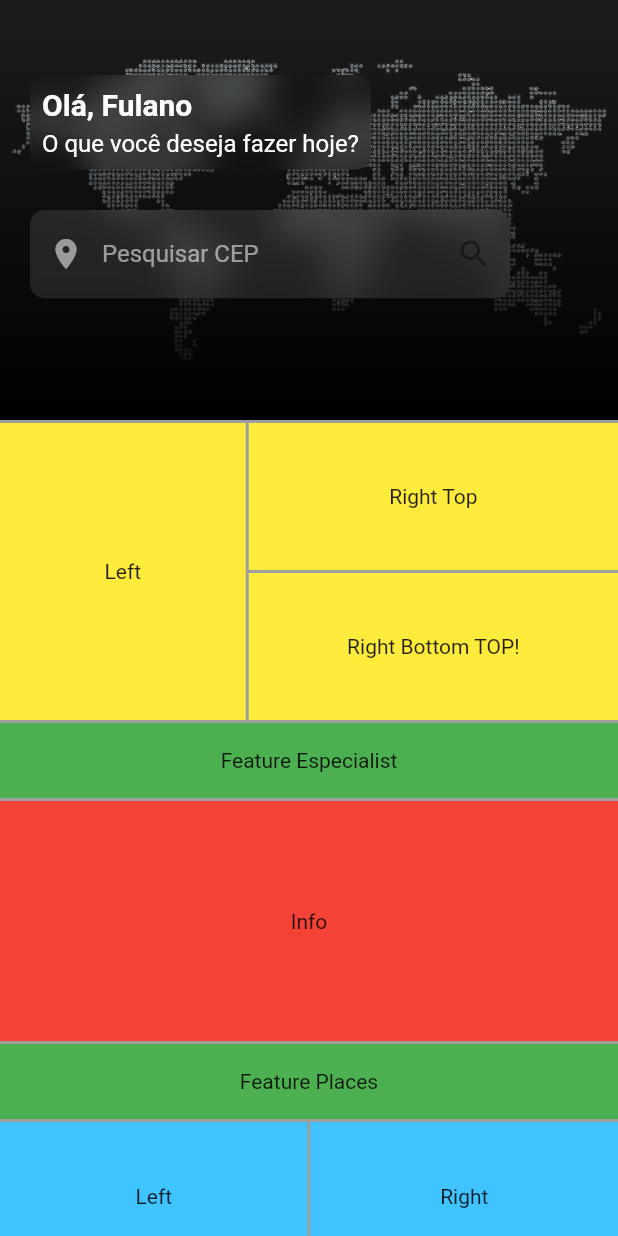
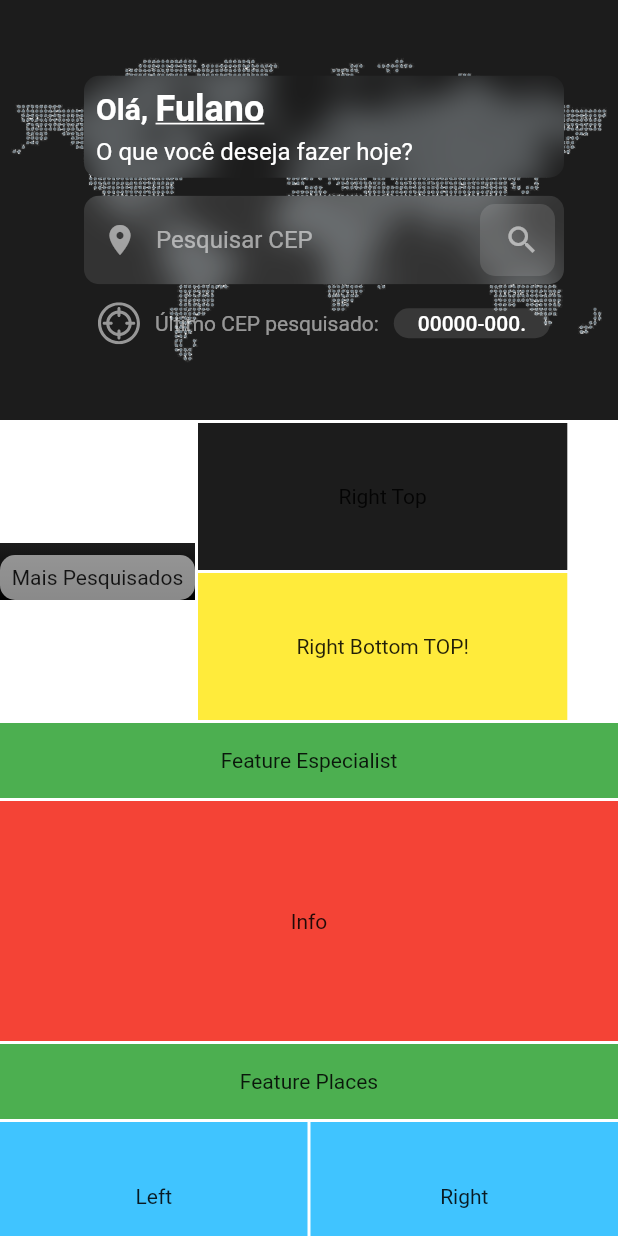
Before and after one commit to iamdiosilva/konsi-challenge-flutter, a Flutter app: the screen it shows after launch, on a phone screen of 412 x 824 dp. Run offline on Flutter 3.47's test engine with Material 2 defaults, Android fonts, the phone set to English and light mode, and no system bars; our stand-ins replace flutter_svg.

Commit message:
:white_check_mark: feat: Header Component

```diff
--- /dev/null
+++ b/lib/core/dictionary/lang_pt_br.dart
@@ -0,0 +1,11 @@
+class LangPTBR {
+  //title header info
+  static const String titleGreetings = 'Olá, ';
+  static const String subtitle = 'O que você deseja fazer hoje?';
+
+  //searchbar header component
+  static const String searchBarLabel = 'Pesquisar CEP';
+
+  //last search info header component
+  static const String lastSearchInfo = 'Último CEP pesquisado:';
+}
--- a/lib/core/theme/app_colors.dart
+++ b/lib/core/theme/app_colors.dart
@@ -5,7 +5,7 @@ class AppColors {
 
   // ignore: unnecessary_const
   static const MaterialColor mainColorTheme =
-      const MaterialColor(0xFFcccccc, <int, Color>{
+      MaterialColor(0xFFcccccc, <int, Color>{
     50: Color(0xFFcccccc),
     100: Color(0xFFcccccc),
     200: Color(0xFFcccccc),
--- /dev/null
+++ b/lib/core/theme/app_typograph.dart
@@ -0,0 +1,18 @@
+import 'package:flutter/material.dart';
+
+class AppTypograph {
+  static TextStyle nameTitle = const TextStyle(
+    color: Colors.white,
+    fontSize: 24,
+    fontWeight: FontWeight.bold,
+    decoration: TextDecoration.underline,
+  );
+
+  static TextStyle subTitle = const TextStyle(
+    color: Colors.white,
+    fontSize: 16,
+  );
+
+  static TextStyle lastSearchCEP = const TextStyle(color: Colors.white);
+  static TextStyle lastSearchInfo = const TextStyle(color: Colors.white54);
+}
--- a/lib/views/home_page/components/bottom_info_components/bottom_info_component.dart
+++ b/lib/views/home_page/components/bottom_info_components/bottom_info_component.dart
@@ -15,7 +15,7 @@ class BottomInfoComponent extends StatelessWidget {
               padding: const EdgeInsets.only(top: 1, right: 1),
               child: Container(
                 color: Colors.lightBlueAccent,
-                child: Center(child: Text('Left')),
+                child: const Center(child: Text('Left')),
               ),
             ),
           ),
@@ -25,7 +25,7 @@ class BottomInfoComponent extends StatelessWidget {
               padding: const EdgeInsets.only(top: 1, left: 1),
               child: Container(
                 color: Colors.lightBlueAccent,
-                child: Center(child: Text('Right')),
+                child: const Center(child: Text('Right')),
               ),
             ),
           ),
--- /dev/null
+++ b/lib/views/home_page/components/header_components/components/last_search_info.dart
@@ -0,0 +1,48 @@
+import 'package:flutter/material.dart';
+import 'package:flutter_svg/svg.dart';
+
+import '../../../../../core/dictionary/lang_pt_br.dart';
+import '../../../../../core/theme/app_typograph.dart';
+
+class LastSearchInfo extends StatelessWidget {
+  const LastSearchInfo({super.key});
+
+  @override
+  Widget build(BuildContext context) {
+    return Wrap(
+      alignment: WrapAlignment.center,
+      crossAxisAlignment: WrapCrossAlignment.center,
+      children: [
+        SvgPicture.asset(
+          'assets/icons/svg/aim.svg',
+          height: 28,
+          width: 28,
+          color: Colors.white54,
+        ),
+        const SizedBox(width: 10),
+        Text(
+          LangPTBR.lastSearchInfo,
+          style: AppTypograph.lastSearchInfo,
+        ),
+        const SizedBox(width: 10),
+        SizedBox(
+          height: 20,
+          child: ElevatedButton(
+            onPressed: () {},
+            style: ElevatedButton.styleFrom(
+              backgroundColor: Colors.white12,
+              elevation: 0,
+              shape: RoundedRectangleBorder(
+                borderRadius: BorderRadius.circular(10),
+              ),
+            ),
+            child: Text(
+              '00000-000.',
+              style: AppTypograph.lastSearchCEP,
+            ),
+          ),
+        ),
+      ],
+    );
+  }
+}
--- a/lib/views/home_page/components/header_components/components/search_bar.dart
+++ b/lib/views/home_page/components/header_components/components/search_bar.dart
@@ -1,6 +1,9 @@
 import 'dart:ui';
 
 import 'package:flutter/material.dart';
+
+import '../../../../../core/dictionary/lang_pt_br.dart';
+import 'search_button.dart';
 
 class SearchBar extends StatelessWidget {
   const SearchBar({super.key});
@@ -19,10 +22,19 @@ class SearchBar extends StatelessWidget {
               decoration: const InputDecoration(
                 filled: true,
                 fillColor: Colors.white10,
-                label: Text('Pesquisar CEP'),
+                label: Text(LangPTBR.searchBarLabel),
                 labelStyle: TextStyle(color: Colors.white54),
-                prefixIcon: Icon(Icons.location_on, color: Colors.white54),
-                suffixIcon: Icon(Icons.search),
+                prefixIcon: Icon(
+                  Icons.location_on,
+                  color: Colors.white54,
+                ),
+                suffixIcon: Padding(
+                  padding: EdgeInsets.only(right: 6),
+                  child: SizedBox(
+                    width: 50,
+                    child: SearchButton(),
+                  ),
+                ),
                 border: InputBorder.none,
               ),
             ),
--- /dev/null
+++ b/lib/views/home_page/components/header_components/components/search_button.dart
@@ -0,0 +1,25 @@
+import 'package:flutter/material.dart';
+
+class SearchButton extends StatelessWidget {
+  const SearchButton({super.key});
+
+  @override
+  Widget build(BuildContext context) {
+    return ElevatedButton(
+      style: ElevatedButton.styleFrom(
+        backgroundColor: Colors.white12,
+        elevation: 0,
+        shape: RoundedRectangleBorder(
+          borderRadius: BorderRadius.circular(10),
+        ),
+      ),
+      child: const Icon(
+        Icons.search,
+        color: Colors.white54,
+      ),
+      onPressed: () {
+        print('Pesquisar');
+      },
+    );
+  }
+}
--- a/lib/views/home_page/components/header_components/components/title_header_info.dart
+++ b/lib/views/home_page/components/header_components/components/title_header_info.dart
@@ -1,6 +1,9 @@
 import 'dart:ui';
 
 import 'package:flutter/material.dart';
+
+import '../../../../../core/dictionary/lang_pt_br.dart';
+import '../../../../../core/theme/app_typograph.dart';
 
 class TitleHeaderInfo extends StatelessWidget {
   final String name;
@@ -8,7 +11,9 @@ class TitleHeaderInfo extends StatelessWidget {
 
   @override
   Widget build(BuildContext context) {
-    return ClipRRect(
+    return SizedBox(
+      width: 320,
+      child: ClipRRect(
         borderRadius: BorderRadius.circular(10),
         child: BackdropFilter(
           filter: ImageFilter.blur(sigmaX: 10.0, sigmaY: 10.0),
@@ -17,23 +22,29 @@ class TitleHeaderInfo extends StatelessWidget {
             child: Column(
               crossAxisAlignment: CrossAxisAlignment.start,
               children: [
-              Text(
-                'Olá, $name',
-                style: const TextStyle(
+                Row(
+                  children: [
+                    const Text(
+                      LangPTBR.titleGreetings,
+                      style: TextStyle(
                         color: Colors.white,
                         fontSize: 20,
                         fontWeight: FontWeight.bold,
                       ),
                     ),
-              const SizedBox(height: 5),
-              const Text(
-                'O que você deseja fazer hoje?',
-                style: TextStyle(
-                  color: Colors.white,
-                  fontSize: 16,
-                ),
+                    Text(
+                      name,
+                      style: AppTypograph.nameTitle,
                     ),
                   ],
+                ),
+                const SizedBox(height: 5),
+                Text(
+                  LangPTBR.subtitle,
+                  style: AppTypograph.subTitle,
+                ),
+              ],
+            ),
           ),
         ),
       ),
--- a/lib/views/home_page/components/header_components/header_component.dart
+++ b/lib/views/home_page/components/header_components/header_component.dart
@@ -2,6 +2,7 @@ import 'package:flutter/material.dart';
 
 import '../../../../core/theme/app_colors.dart';
 import '../../../../core/theme/app_images.dart';
+import 'components/last_search_info.dart';
 import 'components/search_bar.dart';
 import 'components/title_header_info.dart';
 
@@ -12,7 +13,9 @@ class HeaderComponent extends StatelessWidget {
   @override
   Widget build(BuildContext context) {
     final size = MediaQuery.of(context).size;
-    return Padding(
+    return FittedBox(
+      fit: BoxFit.contain,
+      child: Padding(
         padding: const EdgeInsets.only(bottom: 1),
         child: Container(
           height: 280,
@@ -24,33 +27,20 @@ class HeaderComponent extends StatelessWidget {
               fit: BoxFit.contain,
             ),
           ),
-        child: Stack(
+          child: Padding(
+            padding: const EdgeInsets.only(left: 20),
+            child: Column(
+              crossAxisAlignment: CrossAxisAlignment.center,
+              mainAxisAlignment: MainAxisAlignment.center,
               children: [
-            Container(
-              height: 280,
-              width: size.width,
-              decoration: const BoxDecoration(
-                gradient: LinearGradient(
-                  begin: Alignment.topCenter,
-                  end: Alignment.bottomCenter,
-                  colors: [
-                    Colors.transparent,
-                    Colors.black,
+                TitleHeaderInfo(name: name),
+                const SizedBox(height: 12),
+                const SearchBar(),
+                const SizedBox(height: 12),
+                const LastSearchInfo(),
               ],
             ),
           ),
-            ),
-            Positioned(
-              top: 50,
-              left: 20,
-              child: TitleHeaderInfo(name: name),
-            ),
-            const Positioned(
-              top: 140,
-              left: 20,
-              child: SearchBar(),
-            ),
-          ],
         ),
       ),
     );
--- /dev/null
+++ b/lib/views/home_page/components/top_mid_components/components/more_researched.dart
@@ -0,0 +1,52 @@
+import 'package:flutter/material.dart';
+
+import '../../../../../core/theme/app_colors.dart';
+
+class MoreResearched extends StatelessWidget {
+  const MoreResearched({super.key});
+
+  @override
+  Widget build(BuildContext context) {
+    return Flexible(
+      flex: 40,
+      child: Padding(
+        padding: const EdgeInsets.only(right: 1, bottom: 1, top: 1),
+        child: FittedBox(
+          fit: BoxFit.fitHeight,
+          child: Container(
+            decoration: BoxDecoration(
+              gradient: LinearGradient(
+                begin: Alignment.topCenter,
+                end: Alignment.bottomCenter,
+                colors: [
+                  AppColors.primaryColor,
+                  Colors.black,
+                ],
+              ),
+            ),
+            child: Center(
+              child: Column(
+                children: [
+                  Padding(
+                    padding: const EdgeInsets.only(top: 8),
+                    child: Container(
+                      height: 30,
+                      width: 130,
+                      child: const Center(
+                        child: const Text('Mais Pesquisados'),
+                      ),
+                      decoration: BoxDecoration(
+                        borderRadius: BorderRadius.circular(10),
+                        color: Colors.white54,
+                      ),
+                    ),
+                  ),
+                ],
+              ),
+            ),
+          ),
+        ),
+      ),
+    );
+  }
+}
--- a/lib/views/home_page/components/top_mid_components/top_mid_component.dart
+++ b/lib/views/home_page/components/top_mid_components/top_mid_component.dart
@@ -1,4 +1,7 @@
 import 'package:flutter/material.dart';
+
+import '../../../../core/theme/app_colors.dart';
+import 'components/more_researched.dart';
 
 class TopMidComponent extends StatelessWidget {
   const TopMidComponent({super.key});
@@ -9,16 +12,7 @@ class TopMidComponent extends StatelessWidget {
       height: 200,
       child: Row(
         children: [
-          Flexible(
-            flex: 40,
-            child: Padding(
-              padding: const EdgeInsets.only(right: 1, bottom: 1, top: 1),
-              child: Container(
-                color: Colors.yellow,
-                child: const Center(child: Text('Left')),
-              ),
-            ),
-          ),
+          const MoreResearched(),
           Flexible(
             flex: 60,
             child: Column(
@@ -28,7 +22,7 @@ class TopMidComponent extends StatelessWidget {
                   child: Padding(
                     padding: const EdgeInsets.only(left: 1, bottom: 1, top: 1),
                     child: Container(
-                      color: Colors.yellow,
+                      color: AppColors.primaryColor,
                       child: const Center(child: Text('Right Top')),
                     ),
                   ),
--- a/lib/views/home_page/home_page.dart
+++ b/lib/views/home_page/home_page.dart
@@ -13,7 +13,7 @@ class HomePage extends StatelessWidget {
   @override
   Widget build(BuildContext context) {
     return Scaffold(
-      backgroundColor: Colors.grey,
+      backgroundColor: Colors.white,
       body: SingleChildScrollView(
         child: Column(
           children: const [
--- a/pubspec.yaml
+++ b/pubspec.yaml
@@ -37,6 +37,7 @@ dependencies:
 
   #external packages
   google_fonts: ^3.0.1
+  flutter_svg: ^1.1.5
 
 dev_dependencies:
   flutter_test:
@@ -63,6 +64,7 @@ flutter:
   # To add assets to your application, add an assets section, like this:
   assets:
     - assets/images/
+    - assets/icons/svg/
   #   - images/a_dot_ham.jpeg
 
   # An image asset can refer to one or more resolution-specific "variants", see
```
Also changed, not shown: assets/icons/svg/aim.svg (added), pubspec.lock. Lines whose indentation alone changed are shown as unchanged.
